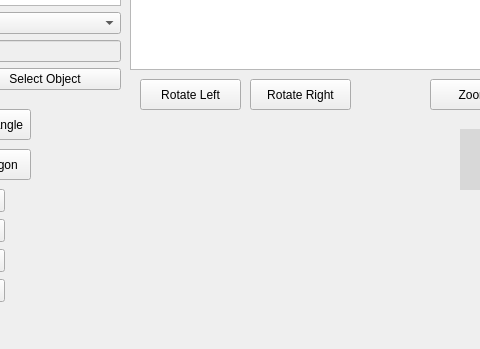
Before: the Qt Designer form SDIProject-master/SDIProject-master/SDIProject-master/SRC/mainwindow.ui in BRees2451/SDIProject, drawn with Qt 5; both pictures show x 200 to 680 and y 370 to 719 of the 865 by 719 pixel window.
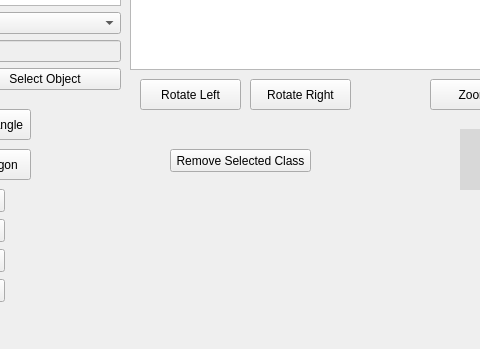
After: the same form once the commit is applied. Custom widgets are drawn as their Qt base class.

Commit message: remove class

The edit to the form file:
```diff
--- a/SDIProject-master/SDIProject-master/SDIProject-master/SRC/mainwindow.ui
+++ b/SDIProject-master/SDIProject-master/SDIProject-master/SRC/mainwindow.ui
@@ -407,6 +407,19 @@
      <bool>true</bool>
     </property>
    </widget>
+   <widget class="QPushButton" name="RemoveClassButton">
+    <property name="geometry">
+     <rect>
+      <x>370</x>
+      <y>500</y>
+      <width>141</width>
+      <height>23</height>
+     </rect>
+    </property>
+    <property name="text">
+     <string>Remove Selected Class</string>
+    </property>
+   </widget>
   </widget>
   <widget class="QMenuBar" name="menubar">
    <property name="geometry">
```
The commit also changes 16 other files.
